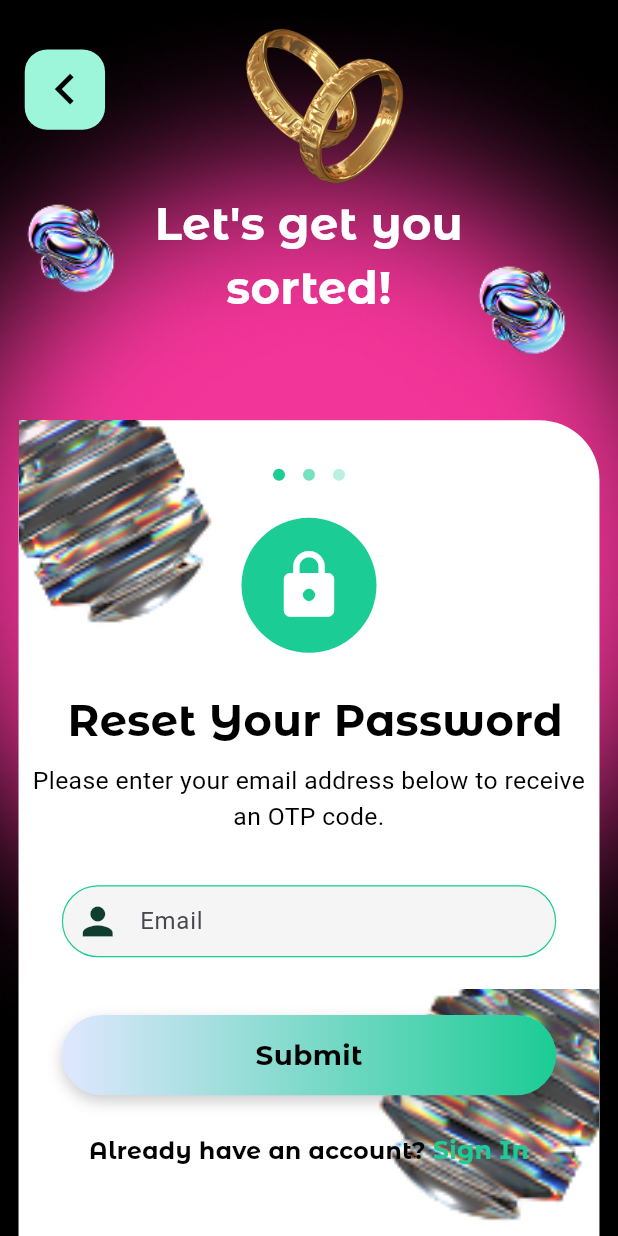
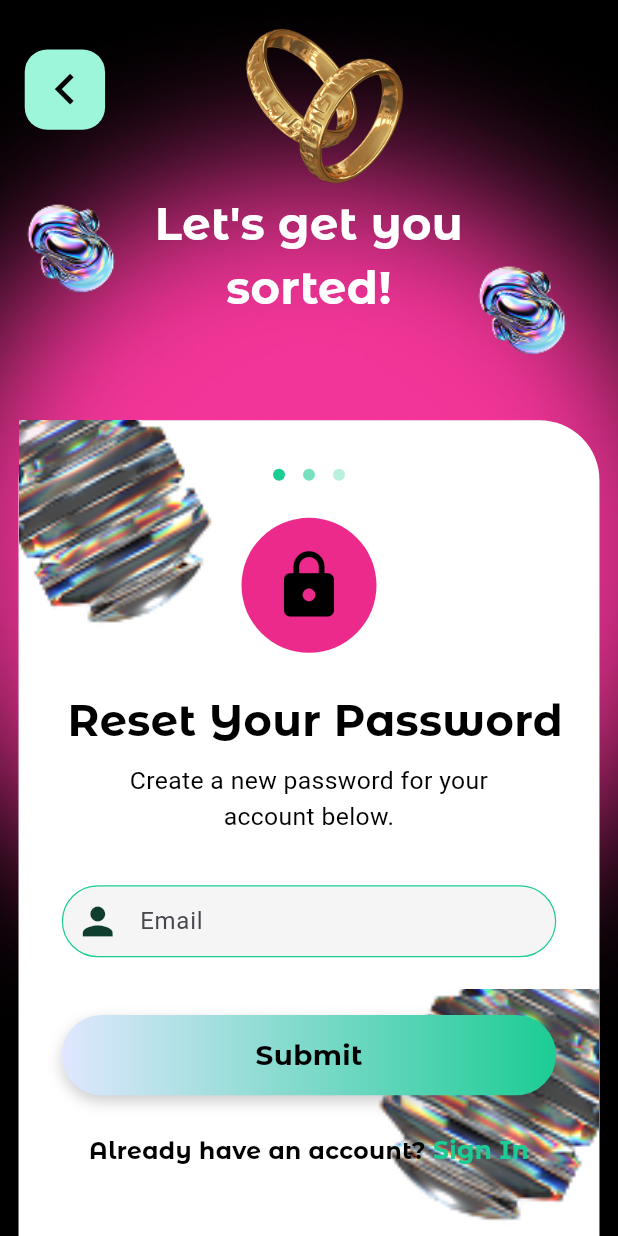
Before and after one commit to Alvin11David/Events-Uganda, a Flutter app: the screen it shows after launch, on a phone screen of 412 x 824 dp. Run offline on Flutter 3.47's test engine with Material 3 defaults, Android fonts, the light colour scheme and no system bars; our stand-ins replace cloud_firestore, firebase_auth, firebase_core, firebase_messaging, google_sign_in, shared_preferences and 1 more; accounts and stored records are empty; Roboto replaces fonts that are missing (Abril Fatface).

Commit message:
Almost done with the screen

```diff
--- a/events_uganda/lib/Auth/Reset_Password_Screen.dart
+++ b/events_uganda/lib/Auth/Reset_Password_Screen.dart
@@ -227,17 +227,17 @@ class _ResetPasswordScreenState extends State<ResetPasswordScreen> {
 
                             SizedBox(height: screenHeight * 0.03),
 
-                            // Large mail icon
+                            // Large lock icon
                             Container(
                               padding: const EdgeInsets.all(20),
                               decoration: const BoxDecoration(
-                                color: Color(0xFF1BCC94),
+                                color: Color(0xFFEC2A8B),
                                 shape: BoxShape.circle,
                               ),
                               child: const Icon(
                                 Icons.lock,
                                 size: 50,
-                                color: Colors.white,
+                                color: Colors.black,
                               ),
                             ),
 
@@ -259,7 +259,18 @@ class _ResetPasswordScreenState extends State<ResetPasswordScreen> {
 
                             // Description
                             Text(
-                              'Please enter your email address below to receive an OTP code.',
+                              'Create a new password for your',
+                              textAlign: TextAlign.center,
+                              style: TextStyle(
+                                fontFamily: 'Abril Fatface',
+                                fontWeight: FontWeight.w400,
+                                color: Colors.black,
+                                fontSize: screenWidth * 0.04,
+                              ),
+                            ),
+
+                            Text(
+                              'account below.',
                               textAlign: TextAlign.center,
                               style: TextStyle(
                                 fontFamily: 'Abril Fatface',
@@ -406,6 +417,7 @@ class _ResponsiveTextField extends StatelessWidget {
       child: TextField(
         controller: controller,
         focusNode: focusNode,
+        obscureText: true,
         textInputAction: textInputAction,
         keyboardType: TextInputType.emailAddress,
         style: TextStyle(
```
